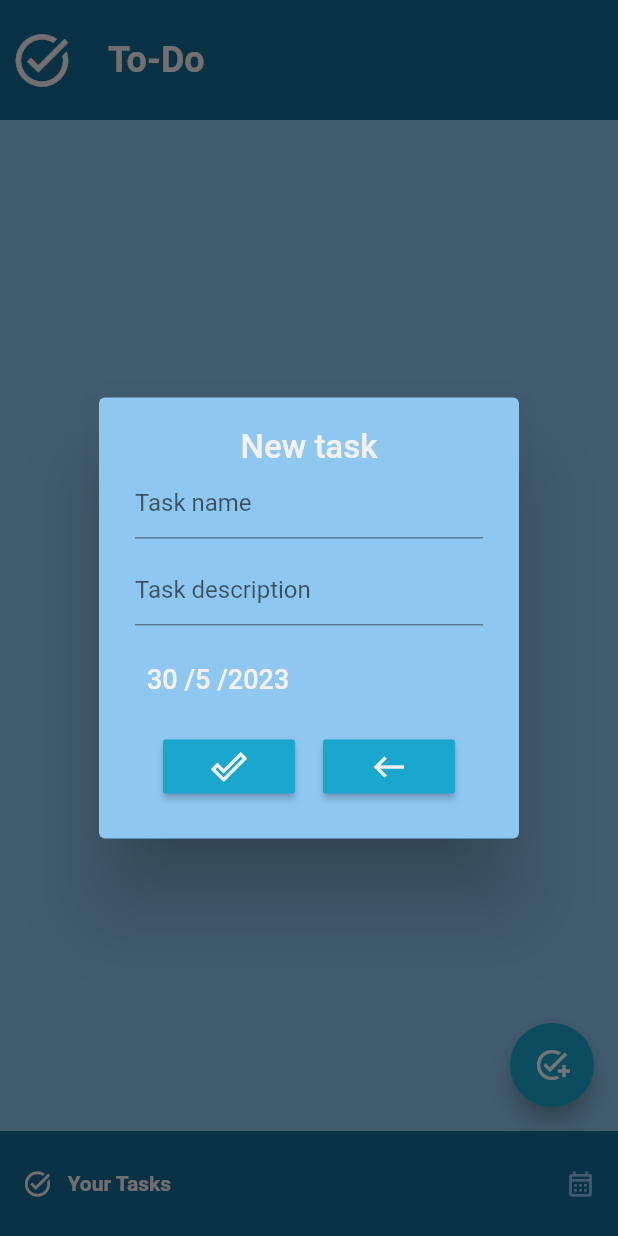
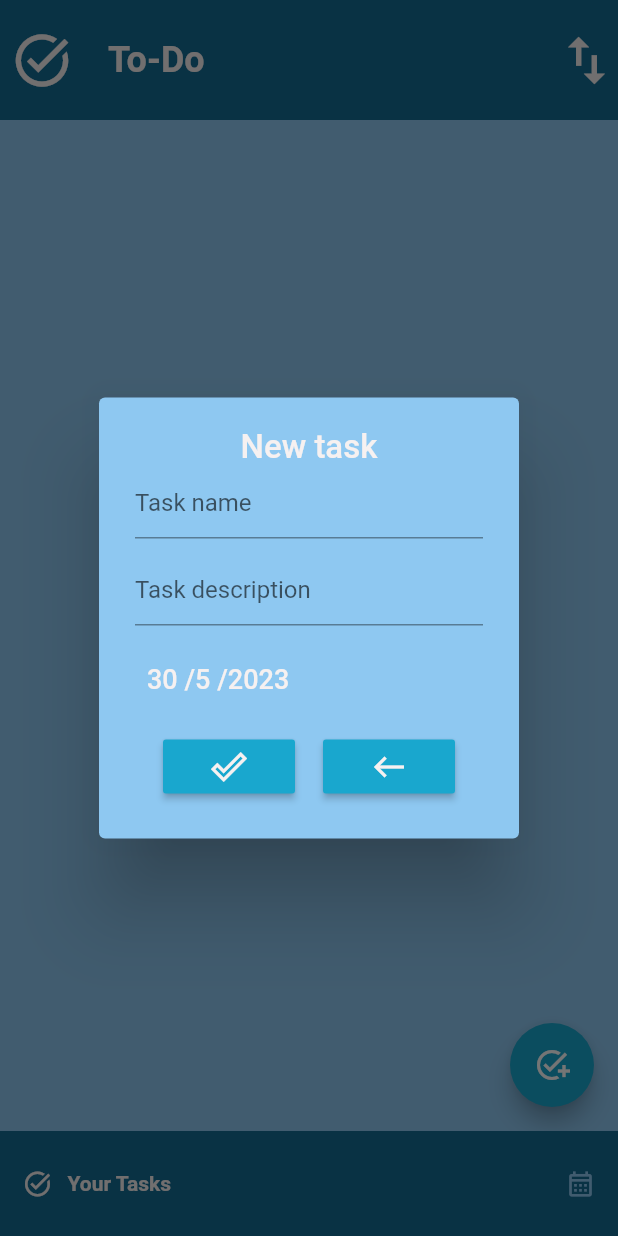
Before and after one commit to PiuPauxD/to_do, a Flutter app: the screen it shows after launch, after a tap on the "add task" icon, on a phone screen of 412 x 824 dp. Run offline on Flutter 3.47's test engine with Material 2 defaults, Android fonts, the phone set to English and light mode, and no system bars; drawn by our look-alikes of google_nav_bar; our stand-ins replace flutter_slidable, hive_flutter, table_calendar; accounts and stored records are empty.

Commit message:
some changes

```diff
--- a/lib/Screens/AddScreen.dart
+++ b/lib/Screens/AddScreen.dart
@@ -33,7 +33,7 @@ class _AddScreenState extends State<AddScreen> {
   @override
   Widget build(BuildContext context) {
     return AlertDialog(
-      backgroundColor: Color.fromARGB(255, 142, 200, 241),
+      backgroundColor: const Color.fromARGB(255, 142, 200, 241),
       content: Container(
         height: 250,
         child: Column(
@@ -50,19 +50,19 @@ class _AddScreenState extends State<AddScreen> {
             //task name
             TextField(
               controller: widget.tName,
-              decoration: InputDecoration(
+              decoration: const InputDecoration(
                 hintText: 'Task name',
               ),
             ),
-            SizedBox(height: 10),
+            const SizedBox(height: 10),
             //task description
             TextField(
               controller: widget.tDescription,
-              decoration: InputDecoration(
+              decoration: const InputDecoration(
                 hintText: 'Task description',
               ),
             ),
-            SizedBox(height: 10),
+            const SizedBox(height: 10),
             //calendar
             Expanded(
               child: Container(
@@ -80,7 +80,7 @@ class _AddScreenState extends State<AddScreen> {
                   },
                   child: Text(
                     '${widget.dateTime.day} /${widget.dateTime.month} /${widget.dateTime.year}',
-                    style: TextStyle(
+                    style: const TextStyle(
                       fontSize: 18,
                       fontWeight: FontWeight.w500,
                       color: Color.fromARGB(255, 246, 241, 241),
@@ -89,13 +89,13 @@ class _AddScreenState extends State<AddScreen> {
                 ),
               ),
             ),
-            SizedBox(height: 10),
+            const SizedBox(height: 10),
             Row(
               mainAxisAlignment: MainAxisAlignment.spaceEvenly,
               children: [
                 //save button
                 MyButton(
-                  icon: Icon(
+                  icon: const Icon(
                     Icons.done_outline_outlined,
                     color: Color.fromARGB(255, 246, 241, 241),
                   ),
@@ -103,7 +103,7 @@ class _AddScreenState extends State<AddScreen> {
                 ),
                 //cancel button
                 MyButton(
-                  icon: Icon(
+                  icon: const Icon(
                     Icons.west_outlined,
                     color: Color.fromARGB(255, 246, 241, 241),
                   ),
--- a/lib/Screens/NavBar.dart
+++ b/lib/Screens/NavBar.dart
@@ -1,6 +1,5 @@
 import 'package:flutter/material.dart';
 import 'package:google_nav_bar/google_nav_bar.dart';
-import 'package:to_do/Screens/AddScreen.dart';
 import 'package:to_do/Screens/CalendarScreen.dart';
 import 'package:to_do/Screens/homeScreen.dart';
 
@@ -12,39 +11,39 @@ class NavBar extends StatefulWidget {
 }
 
 class _NavBarState extends State<NavBar> {
-  List Screen = [
-    HomeScreen(),
-    CalendarScreen(),
+  List screen = [
+    const HomeScreen(),
+    const CalendarScreen(),
   ];
 
-  int CurrentIndex = 0;
+  int currentIndex = 0;
 
   void onTap(int index) {
     setState(() {
-      CurrentIndex = index;
+      currentIndex = index;
     });
   }
 
   @override
   Widget build(BuildContext context) {
     return Scaffold(
-      body: Screen[CurrentIndex],
+      body: screen[currentIndex],
       bottomNavigationBar: GNav(
         tabBorderRadius: 20,
-        rippleColor: Color.fromARGB(255, 25, 167, 206),
-        hoverColor: Color.fromARGB(255, 246, 241, 241),
+        rippleColor: const Color.fromARGB(255, 25, 167, 206),
+        hoverColor: const Color.fromARGB(255, 246, 241, 241),
         haptic: true,
         curve: Curves.easeInOutCirc,
-        duration: Duration(microseconds: 800),
+        duration: const Duration(microseconds: 800),
         gap: 10,
-        activeColor: Color.fromARGB(255, 246, 241, 241),
-        color: Color.fromARGB(255, 142, 200, 241),
-        backgroundColor: Color.fromARGB(255, 20, 108, 148),
-        padding: EdgeInsets.symmetric(horizontal: 15, vertical: 25),
+        activeColor: const Color.fromARGB(255, 246, 241, 241),
+        color: const Color.fromARGB(255, 142, 200, 241),
+        backgroundColor: const Color.fromARGB(255, 20, 108, 148),
+        padding: const EdgeInsets.symmetric(horizontal: 15, vertical: 25),
         iconSize: 20,
         onTabChange: onTap,
-        selectedIndex: CurrentIndex,
-        tabs: [
+        selectedIndex: currentIndex,
+        tabs: const [
           GButton(
             icon: Icons.task_alt_sharp,
             text: 'Your Tasks',
--- a/lib/Screens/homeScreen.dart
+++ b/lib/Screens/homeScreen.dart
@@ -19,11 +19,16 @@ class _HomeScreenState extends State<HomeScreen> {
   final _box = Hive.box('box');
   ToDoDataBase db = ToDoDataBase();
 
-  final List<String> _item = [
+  final List<String> item = [
     'Day',
     'Week',
     'Month',
     'Year',
+  ];
+
+  final List<String> sortItem = [
+    'New tasks',
+    'Old tasks',
   ];
 
   final _tName = TextEditingController();
@@ -32,7 +37,7 @@ class _HomeScreenState extends State<HomeScreen> {
   final _dateTime = DateTime.now();
 
   // checkBox function
-  void CheckBoxChanged(bool? value, int index) {
+  void checkBoxChanged(bool? value, int index) {
     setState(() {
       db.toDoList[index][2] = !db.toDoList[index][2];
     });
@@ -76,6 +81,7 @@ class _HomeScreenState extends State<HomeScreen> {
 
   @override
   void initState() {
+    super.initState();
     if (_box.get("TODOLIST") == null) {
       db.initialState();
     } else {
@@ -83,11 +89,12 @@ class _HomeScreenState extends State<HomeScreen> {
     }
   }
 
+  @override
   Widget build(BuildContext context) {
     return Scaffold(
       backgroundColor: const Color.fromARGB(255, 142, 200, 241),
       appBar: AppBar(
-        backgroundColor: Color.fromARGB(255, 20, 108, 148),
+        backgroundColor: const Color.fromARGB(255, 20, 108, 148),
         toolbarHeight: 80,
         elevation: 0,
         leading: const Icon(
@@ -95,7 +102,7 @@ class _HomeScreenState extends State<HomeScreen> {
           color: Color.fromARGB(255, 246, 241, 241),
           size: 42,
         ),
-        title: Text(
+        title: const Text(
           'To-Do',
           style: TextStyle(
             color: Color.fromARGB(255, 246, 241, 241),
@@ -103,10 +110,56 @@ class _HomeScreenState extends State<HomeScreen> {
             fontWeight: FontWeight.w600,
           ),
         ),
+        actions: [
+          Center(
+            child: DropdownButton(
+              value: selectedItem,
+              items: sortItem
+                  .map((e) => DropdownMenuItem(
+                        value: e,
+                        child: Text(
+                          e,
+                          style: const TextStyle(
+                            fontSize: 18,
+                            fontWeight: FontWeight.w600,
+                            color: Color.fromARGB(255, 246, 241, 241),
+                          ),
+                        ),
+                      ))
+                  .toList(),
+              selectedItemBuilder: (BuildContext context) => sortItem
+                  .map(
+                    (e) => Center(
+                      child: Text(
+                        e,
+                        style: TextStyle(
+                          fontSize: 24,
+                          fontWeight: FontWeight.w600,
+                          color: Color.fromARGB(255, 246, 241, 241),
+                        ),
+                      ),
+                    ),
+                  )
+                  .toList(),
+              icon: const Icon(
+                Icons.import_export_outlined,
+                color: Color.fromARGB(255, 246, 241, 241),
+                size: 42,
+              ),
+              underline: Container(),
+              dropdownColor: const Color.fromARGB(255, 20, 108, 148),
+              onChanged: (String? value) {
+                setState(() {
+                  selectedItem = value!;
+                });
+              },
+            ),
+          )
+        ],
       ),
       floatingActionButton: FloatingActionButton(
         onPressed: newTask,
-        backgroundColor: Color.fromARGB(255, 25, 167, 206),
+        backgroundColor: const Color.fromARGB(255, 25, 167, 206),
         child: const Icon(
           Icons.add_task_outlined,
         ),
@@ -115,11 +168,11 @@ class _HomeScreenState extends State<HomeScreen> {
         itemCount: db.toDoList.length,
         itemBuilder: (context, index) {
           return To_DoTile(
-            TaskName: db.toDoList[index][0],
-            TaskDescrip: db.toDoList[index][1],
-            Date: '${_dateTime.day} / ${_dateTime.month} / ${_dateTime.year}',
-            TaskCompleted: db.toDoList[index][2],
-            onChanged: (value) => CheckBoxChanged(value, index),
+            taskName: db.toDoList[index][0],
+            taskDescrip: db.toDoList[index][1],
+            date: '${_dateTime.day} / ${_dateTime.month} / ${_dateTime.year}',
+            taskCompleted: db.toDoList[index][2],
+            onChanged: (value) => checkBoxChanged(value, index),
             deleteFunction: (context) => deleteTask(index),
           );
         },
--- a/lib/data/button.dart
+++ b/lib/data/button.dart
@@ -9,7 +9,7 @@ class MyButton extends StatelessWidget {
   Widget build(BuildContext context) {
     return MaterialButton(
       onPressed: onPressed,
-      color: Color.fromARGB(255, 25, 167, 206),
+      color: const Color.fromARGB(255, 25, 167, 206),
       child: icon,
     );
   }
```
Also changed, not shown: lib/Screens/CalendarScreen.dart (+10 -8 lines), lib/data/To_DoTile.dart (+24 -25 lines), 1 other file.
